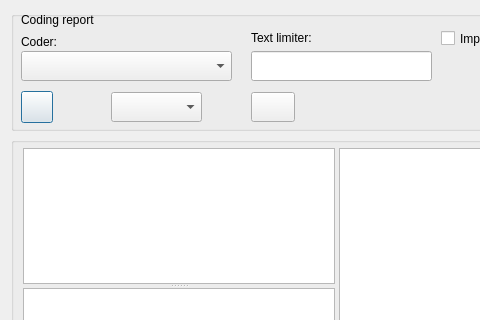
The window that GUI_UIs/ui_dialog_report_codings.ui (ccbogel/QualCoder) describes before a commit, drawn with Qt 5; both pictures show x 0 to 480 and y 0 to 320 of the 989 by 580 pixel window.
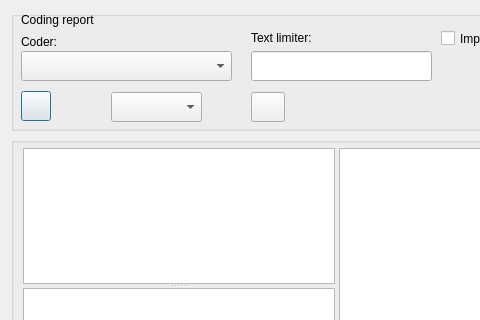
The same window after the commit.

```diff
--- a/GUI_UIs/ui_dialog_report_codings.ui
+++ b/GUI_UIs/ui_dialog_report_codings.ui
@@ -71,8 +71,8 @@
        <rect>
         <x>10</x>
         <y>80</y>
-        <width>32</width>
-        <height>32</height>
+        <width>30</width>
+        <height>30</height>
        </rect>
       </property>
       <property name="toolTip">
@@ -110,7 +110,7 @@
        <rect>
         <x>240</x>
         <y>81</y>
-        <width>44</width>
+        <width>34</width>
         <height>30</height>
        </rect>
       </property>
```
